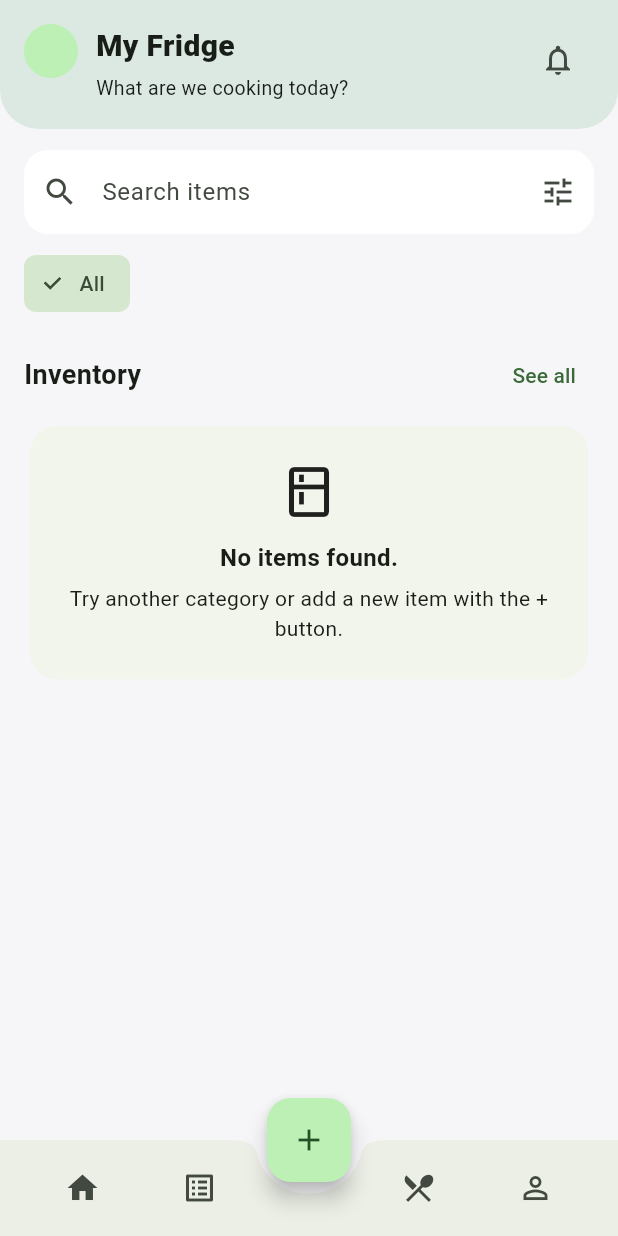
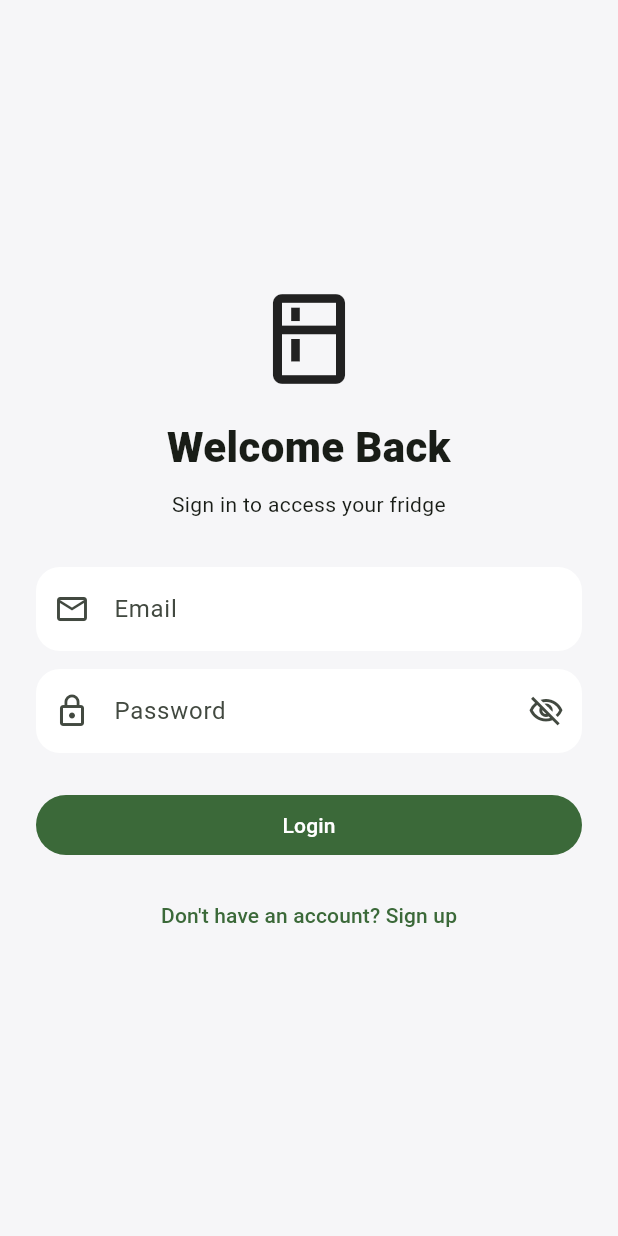
Before and after one commit to P0tato3s/Refrigerator_app, a Flutter app: the screen it shows after launch, on a phone screen of 412 x 824 dp. Run offline on Flutter 3.47's test engine with Material 3 defaults, Android fonts, the phone set to English and light mode, and no system bars; our stand-ins replace cloud_firestore, firebase_auth, firebase_core; accounts and stored records are empty; generated files the repository leaves out were written again.

```diff
--- a/lib/data/food_store.dart
+++ b/lib/data/food_store.dart
@@ -3,12 +3,15 @@ import '../models/food_item.dart';
 
 class FoodStore {
   final FirebaseFirestore _db = FirebaseFirestore.instance;
+  final String uid;
+
+  FoodStore({required this.uid});
+
+  CollectionReference<Map<String, dynamic>> get _itemsRef =>
+      _db.collection('users').doc(uid).collection('food_items');
 
   Stream<List<FoodItem>> watchItems() {
-    return _db.collection('food_items')
-        .orderBy('expiresOn')
-        .snapshots()
-        .map((snapshot) {
+    return _itemsRef.orderBy('expiresOn').snapshots().map((snapshot) {
       return snapshot.docs.map((doc) {
         return FoodItem.fromMap(doc.id, doc.data());
       }).toList();
@@ -16,14 +19,14 @@ class FoodStore {
   }
 
   Future<void> addItem(FoodItem item) async {
-    await _db.collection('food_items').add(item.toMap());
+    await _itemsRef.add(item.toMap());
   }
 
   Future<void> deleteItem(String id) async {
-    await _db.collection('food_items').doc(id).delete();
+    await _itemsRef.doc(id).delete();
   }
 
   Future<void> updateItem(FoodItem item) async {
-    await _db.collection('food_items').doc(item.id).update(item.toMap());
+    await _itemsRef.doc(item.id).update(item.toMap());
   }
 }
--- a/lib/main.dart
+++ b/lib/main.dart
@@ -1,8 +1,7 @@
 import 'package:firebase_core/firebase_core.dart';
 import 'package:flutter/material.dart';
 import 'firebase_options.dart';
-import 'screens/home_page.dart';
-import 'data/food_store.dart';
+import 'screens/auth_gate.dart';
 
 Future<void> main() async {
   WidgetsFlutterBinding.ensureInitialized();
@@ -19,11 +18,9 @@ class MyApp extends StatelessWidget {
 
   @override
   Widget build(BuildContext context) {
-    final store = FoodStore();
-
     return MaterialApp(
       debugShowCheckedModeBanner: false,
-      title: "Refrigerator App",
+      title: 'Refrigerator App',
       theme: ThemeData(
         useMaterial3: true,
         colorSchemeSeed: Colors.green,
@@ -43,7 +40,7 @@ class MyApp extends StatelessWidget {
           ),
         ),
       ),
-      home: HomePage(store: store),
+      home: const AuthGate(),
     );
   }
 }
--- /dev/null
+++ b/lib/screens/auth_gate.dart
@@ -0,0 +1,33 @@
+import 'package:firebase_auth/firebase_auth.dart';
+import 'package:flutter/material.dart';
+import '../data/food_store.dart';
+import 'home_page.dart';
+import 'login_page.dart';
+
+class AuthGate extends StatelessWidget {
+  const AuthGate({super.key});
+
+  @override
+  Widget build(BuildContext context) {
+    return StreamBuilder<User?>(
+      stream: FirebaseAuth.instance.authStateChanges(),
+      builder: (context, snapshot) {
+        if (snapshot.connectionState == ConnectionState.waiting) {
+          return const Scaffold(
+            body: Center(child: CircularProgressIndicator()),
+          );
+        }
+
+        final user = snapshot.data;
+
+        if (user == null) {
+          return const LoginPage();
+        }
+
+        return HomePage(
+          store: FoodStore(uid: user.uid),
+        );
+      },
+    );
+  }
+}
--- /dev/null
+++ b/lib/screens/login_page.dart
@@ -0,0 +1,154 @@
+import 'package:flutter/material.dart';
+import '../services/auth_service.dart';
+import 'signup_page.dart';
+
+class LoginPage extends StatefulWidget {
+  const LoginPage({super.key});
+
+  @override
+  State<LoginPage> createState() => _LoginPageState();
+}
+
+class _LoginPageState extends State<LoginPage> {
+  final _formKey = GlobalKey<FormState>();
+  final _emailCtrl = TextEditingController();
+  final _passwordCtrl = TextEditingController();
+  final AuthService _authService = AuthService();
+
+  bool isLoading = false;
+  bool obscurePassword = true;
+
+  @override
+  void dispose() {
+    _emailCtrl.dispose();
+    _passwordCtrl.dispose();
+    super.dispose();
+  }
+
+  Future<void> _login() async {
+    if (!_formKey.currentState!.validate()) return;
+
+    setState(() => isLoading = true);
+
+    try {
+      await _authService.signIn(
+        email: _emailCtrl.text,
+        password: _passwordCtrl.text,
+      );
+    } catch (e) {
+      if (!mounted) return;
+
+      ScaffoldMessenger.of(context).showSnackBar(
+        SnackBar(content: Text('Login failed: $e')),
+      );
+    } finally {
+      if (mounted) {
+        setState(() => isLoading = false);
+      }
+    }
+  }
+
+  @override
+  Widget build(BuildContext context) {
+    return Scaffold(
+      body: SafeArea(
+        child: Center(
+          child: SingleChildScrollView(
+            padding: const EdgeInsets.all(24),
+            child: ConstrainedBox(
+              constraints: const BoxConstraints(maxWidth: 420),
+              child: Form(
+                key: _formKey,
+                child: Column(
+                  crossAxisAlignment: CrossAxisAlignment.stretch,
+                  children: [
+                    const Icon(Icons.kitchen_outlined, size: 72),
+                    const SizedBox(height: 16),
+                    const Text(
+                      'Welcome Back',
+                      textAlign: TextAlign.center,
+                      style: TextStyle(
+                        fontSize: 28,
+                        fontWeight: FontWeight.w800,
+                      ),
+                    ),
+                    const SizedBox(height: 8),
+                    const Text(
+                      'Sign in to access your fridge',
+                      textAlign: TextAlign.center,
+                    ),
+                    const SizedBox(height: 32),
+                    TextFormField(
+                      controller: _emailCtrl,
+                      keyboardType: TextInputType.emailAddress,
+                      decoration: const InputDecoration(
+                        labelText: 'Email',
+                        prefixIcon: Icon(Icons.email_outlined),
+                      ),
+                      validator: (value) {
+                        if (value == null || value.trim().isEmpty) {
+                          return 'Please enter your email';
+                        }
+                        if (!value.contains('@')) {
+                          return 'Enter a valid email';
+                        }
+                        return null;
+                      },
+                    ),
+                    const SizedBox(height: 12),
+                    TextFormField(
+                      controller: _passwordCtrl,
+                      obscureText: obscurePassword,
+                      decoration: InputDecoration(
+                        labelText: 'Password',
+                        prefixIcon: const Icon(Icons.lock_outline),
+                        suffixIcon: IconButton(
+                          onPressed: () {
+                            setState(() {
+                              obscurePassword = !obscurePassword;
+                            });
+                          },
+                          icon: Icon(
+                            obscurePassword
+                                ? Icons.visibility_off_outlined
+                                : Icons.visibility_outlined,
+                          ),
+                        ),
+                      ),
+                      validator: (value) {
+                        if (value == null || value.isEmpty) {
+                          return 'Please enter your password';
+                        }
+                        if (value.length < 6) {
+                          return 'Password must be at least 6 characters';
+                        }
+                        return null;
+                      },
+                    ),
+                    const SizedBox(height: 24),
+                    FilledButton(
+                      onPressed: isLoading ? null : _login,
+                      child: Text(isLoading ? 'Signing in...' : 'Login'),
+                    ),
+                    const SizedBox(height: 12),
+                    TextButton(
+                      onPressed: () {
+                        Navigator.push(
+                          context,
+                          MaterialPageRoute(
+                            builder: (_) => const SignUpPage(),
+                          ),
+                        );
+                      },
+                      child: const Text("Don't have an account? Sign up"),
+                    ),
+                  ],
+                ),
+              ),
+            ),
+          ),
+        ),
+      ),
+    );
+  }
+}
--- /dev/null
+++ b/lib/services/auth_service.dart
@@ -0,0 +1,35 @@
+import 'package:firebase_auth/firebase_auth.dart';
+
+class AuthService {
+  final FirebaseAuth _auth = FirebaseAuth.instance;
+
+  Stream<User?> authStateChanges() {
+    return _auth.authStateChanges();
+  }
+
+  User? get currentUser => _auth.currentUser;
+
+  Future<void> signUp({
+    required String email,
+    required String password,
+  }) async {
+    await _auth.createUserWithEmailAndPassword(
+      email: email.trim(),
+      password: password.trim(),
+    );
+  }
+
+  Future<void> signIn({
+    required String email,
+    required String password,
+  }) async {
+    await _auth.signInWithEmailAndPassword(
+      email: email.trim(),
+      password: password.trim(),
+    );
+  }
+
+  Future<void> signOut() async {
+    await _auth.signOut();
+  }
+}
--- a/pubspec.yaml
+++ b/pubspec.yaml
@@ -36,7 +36,9 @@ dependencies:
   cupertino_icons: ^1.0.8
   firebase_core: ^4.5.0
   cloud_firestore: ^6.1.3
-  http: ^1.6.0
+  http: ^1.2.1
+  firebase_auth: ^6.0.2
+
 
 dev_dependencies:
   flutter_test:
```
Also changed, not shown: lib/data/mock_food_items.dart (deleted, +0 -44 lines), lib/screens/add_item_page.dart (+87 -8 lines), lib/screens/home_page.dart (+35 -2 lines), lib/screens/item_detail_page.dart (+21 -0 lines), lib/screens/signup_page.dart (added, +176 -0 lines), lib/services/image_service.dart (+20 -14 lines), pubspec.lock, 3 other files.
